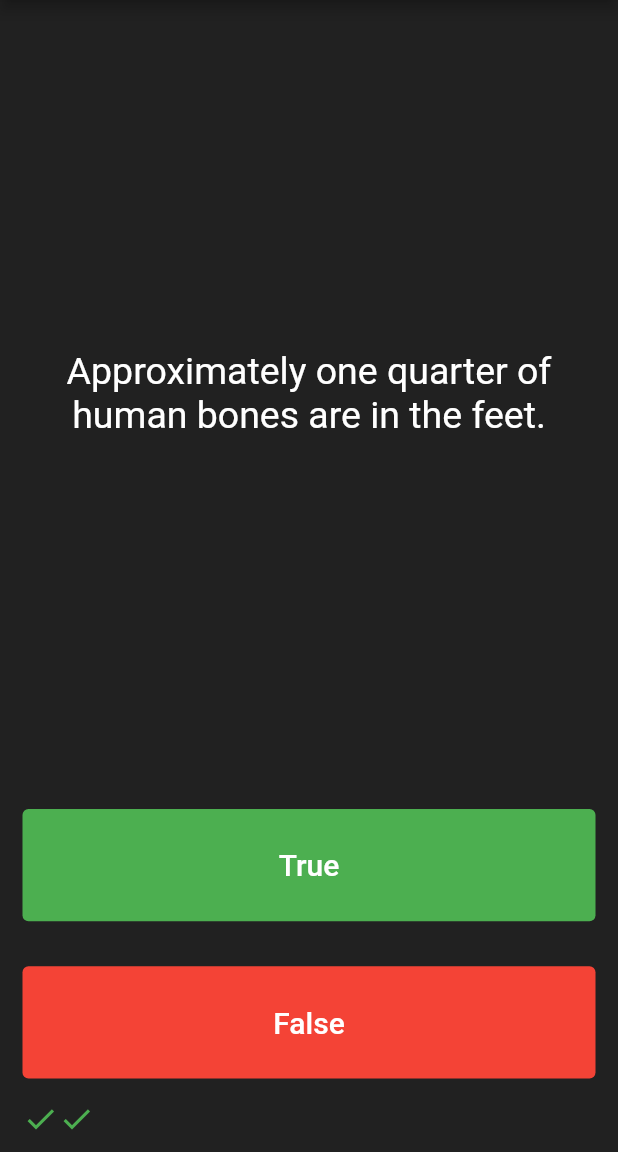
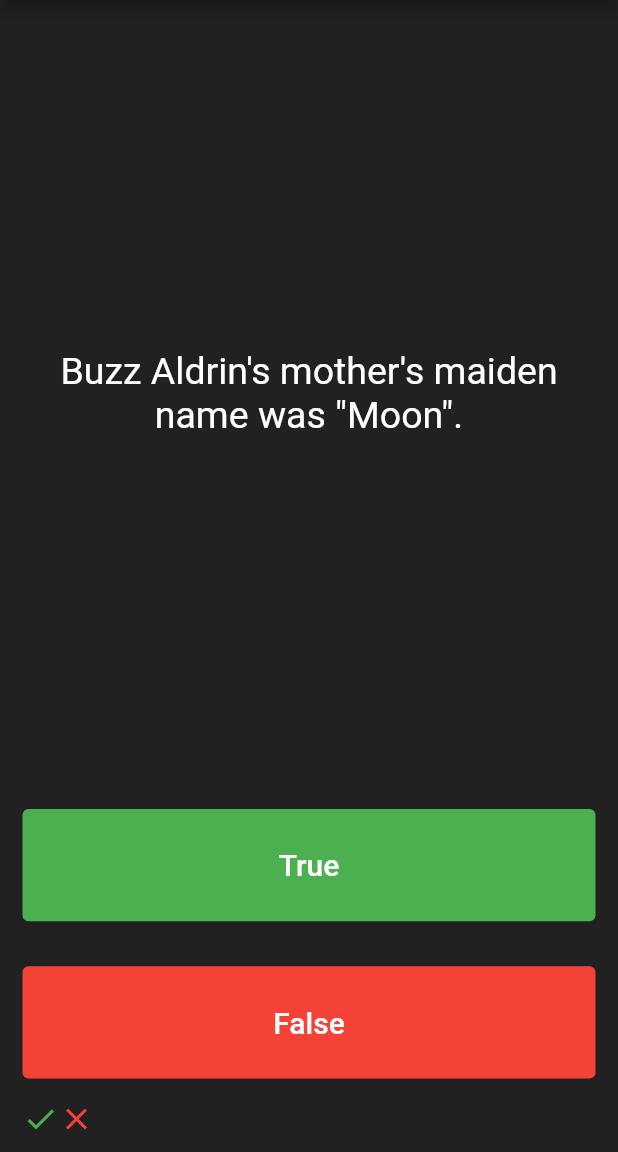
Before and after one commit to Revaldo11/Flutter-quizzler-apps, a Flutter app: the screen it shows after launch, after a tap on "True", after a tap on "False", on a phone screen of 412 x 824 dp, the part 84-1236 px from its top. Run offline on Flutter 3.47's test engine with Material 2 defaults, Android fonts, the phone set to English and light mode, and no system bars; our stand-ins replace rflutter_alert.

```diff
--- a/lib/main.dart
+++ b/lib/main.dart
@@ -1,4 +1,5 @@
 import 'package:flutter/material.dart';
+import 'package:rflutter_alert/rflutter_alert.dart';
 import 'package:quizzler_app/quiz_brain.dart';
 
 QuizBrain quizBrain = QuizBrain();
@@ -37,6 +38,54 @@ class QuizzPage extends StatefulWidget {
 class _QuizzPageState extends State<QuizzPage> {
   List<Icon> scoreKeeper = [];
 
+  void checkAnswer(bool userPickedAnswer) {
+    bool correctAnswer = quizBrain.getQuestionAnswer();
+    setState(() {
+      if (quizBrain.isFinished() == true) {
+        Alert(
+          context: context,
+          title: 'Finished!',
+          desc: 'You\'ve reached the end of the quiz.',
+        ).show();
+        quizBrain.reset();
+        scoreKeeper = [];
+      } else {
+        if (userPickedAnswer == correctAnswer) {
+          scoreKeeper.add(
+            Icon(
+              Icons.check,
+              color: Colors.green,
+            ),
+          );
+        } else {
+          scoreKeeper.add(
+            Icon(
+              Icons.close,
+              color: Colors.red,
+            ),
+          );
+        }
+        quizBrain.nextQuestion();
+      }
+      // if (userPickedAnswer == correctAnswer) {
+      //   scoreKeeper.add(
+      //     Icon(
+      //       Icons.check,
+      //       color: Colors.green,
+      //     ),
+      //   );
+      // } else {
+      //   scoreKeeper.add(
+      //     Icon(
+      //       Icons.close,
+      //       color: Colors.red,
+      //     ),
+      //   );
+      // }
+      quizBrain.nextQuestion();
+    });
+  }
+
   @override
   Widget build(BuildContext context) {
     return Column(
@@ -65,23 +114,7 @@ class _QuizzPageState extends State<QuizzPage> {
             child: TextButton(
               style: TextButton.styleFrom(backgroundColor: Colors.green),
               onPressed: () {
-                setState(() {
-                  bool correctAnswer = quizBrain.getQuestionAnswer();
-                  if (correctAnswer == true) {
-                    scoreKeeper.add(Icon(
-                      Icons.check,
-                      color: Colors.green,
-                    ));
-                    debugPrint('User got it right!');
-                  } else {
-                    scoreKeeper.add(Icon(
-                      Icons.close,
-                      color: Colors.red,
-                    ));
-                    debugPrint('User got it wrong');
-                  }
-                  quizBrain.nextQuestion();
-                });
+                checkAnswer(true);
               },
               child: Text(
                 'True',
@@ -99,23 +132,7 @@ class _QuizzPageState extends State<QuizzPage> {
             child: TextButton(
               style: TextButton.styleFrom(backgroundColor: Colors.red),
               onPressed: () {
-                setState(() {
-                  bool correctAnswer = quizBrain.getQuestionAnswer();
-                  if (correctAnswer == false) {
-                    scoreKeeper.add(Icon(
-                      Icons.check,
-                      color: Colors.green,
-                    ));
-                    debugPrint('User got it right!');
-                  } else {
-                    scoreKeeper.add(Icon(
-                      Icons.close,
-                      color: Colors.red,
-                    ));
-                    debugPrint('User got it wrong');
-                  }
-                  quizBrain.nextQuestion();
-                });
+                checkAnswer(false);
               },
               child: Text(
                 'False',
--- a/lib/quiz_brain.dart
+++ b/lib/quiz_brain.dart
@@ -45,4 +45,16 @@ class QuizBrain {
   bool getQuestionAnswer() {
     return _questions[_questionsNumber].questionAnswer;
   }
+
+  bool isFinished() {
+    if (_questionsNumber >= _questions.length - 1) {
+      return true;
+    } else {
+      return false;
+    }
+  }
+
+  void reset() {
+    _questionsNumber = 0;
+  }
 }
--- a/pubspec.yaml
+++ b/pubspec.yaml
@@ -3,7 +3,7 @@ description: A new Flutter project.
 
 # The following line prevents the package from being accidentally published to
 # pub.dev using `flutter pub publish`. This is preferred for private packages.
-publish_to: 'none' # Remove this line if you wish to publish to pub.dev
+publish_to: "none" # Remove this line if you wish to publish to pub.dev
 
 # The following defines the version and build number for your application.
 # A version number is three numbers separated by dots, like 1.2.43
@@ -30,10 +30,10 @@ dependencies:
   flutter:
     sdk: flutter
 
-
   # The following adds the Cupertino Icons font to your application.
   # Use with the CupertinoIcons class for iOS style icons.
   cupertino_icons: ^1.0.2
+  rflutter_alert: ^2.0.4
 
 dev_dependencies:
   flutter_test:
@@ -51,7 +51,6 @@ dev_dependencies:
 
 # The following section is specific to Flutter.
 flutter:
-
   # The following line ensures that the Material Icons font is
   # included with your application, so that you can use the icons in
   # the material Icons class.
```
Also changed, not shown: pubspec.lock.
